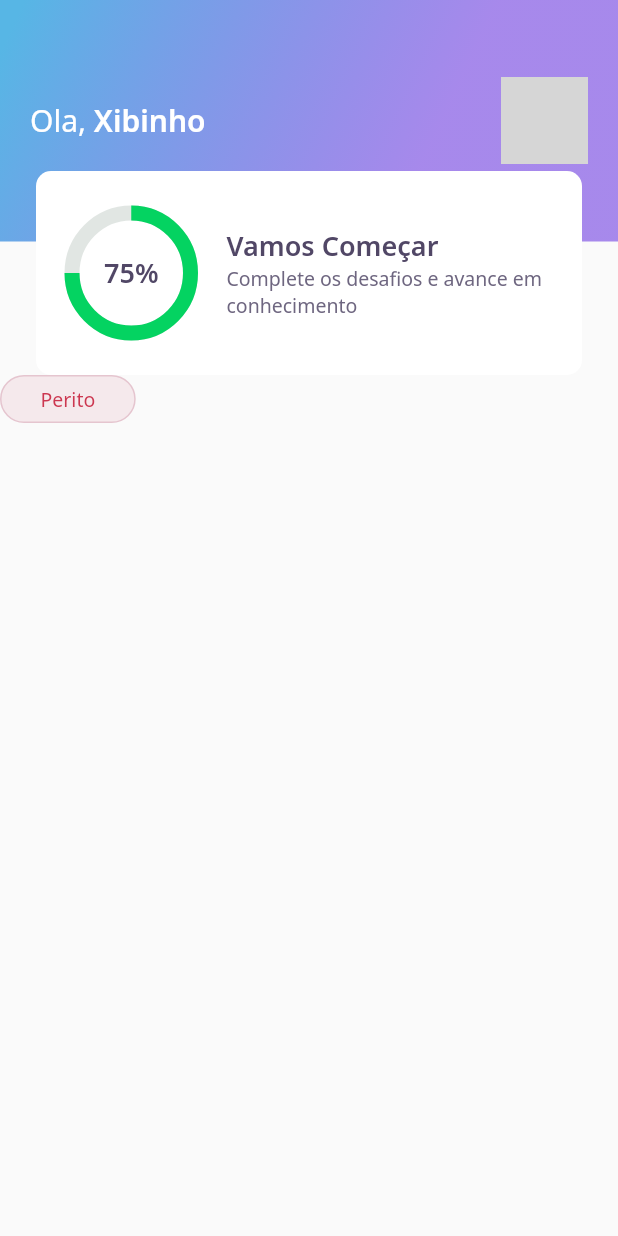
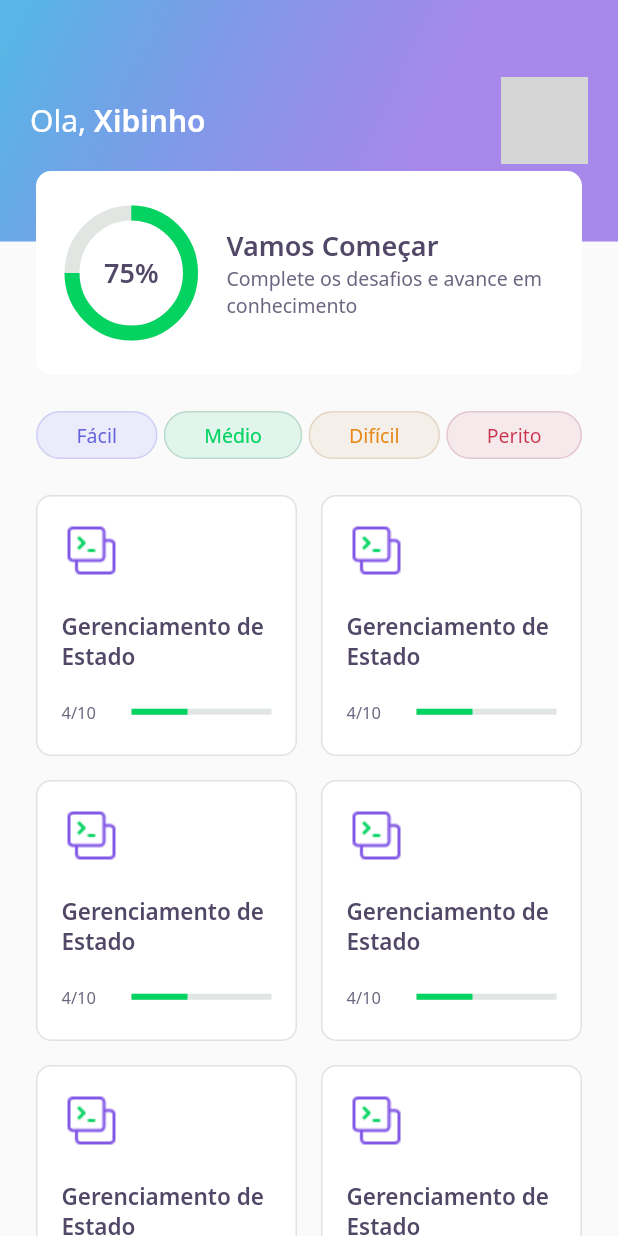
Before and after one commit to KevenAndrade/FlutterQuiz, a Flutter app: the screen it shows after launch, on a phone screen of 412 x 824 dp. Run offline on Flutter 3.47's test engine with Material 2 defaults, Android fonts, the light colour scheme and no system bars; our stand-ins replace google_fonts; network calls fail; grey boxes are pictures that could not be loaded.

Commit message:
quizcard finished

```diff
--- a/lib/home/home_page.dart
+++ b/lib/home/home_page.dart
@@ -1,6 +1,7 @@
 import 'package:flutter/material.dart';
 import 'package:flutterquiz/home/widgets/appbar.dart';
 import 'package:flutterquiz/home/widgets/level_button.dart';
+import 'package:flutterquiz/home/widgets/quizcard.dart';
 
 class Home extends StatefulWidget {
   Home({Key? key}) : super(key: key);
@@ -13,8 +14,37 @@ class _HomeState extends State<Home> {
   @override
   Widget build(BuildContext context) {
     return Scaffold(
-      appBar: AppBarCustom(),
-      body: LevelButton(label:"Perito")
-    );
+        appBar: AppBarCustom(),
+        body: Padding(
+          padding: const EdgeInsets.symmetric(horizontal: 24),
+          child: Column(
+            children: [
+              SizedBox(height: 24),
+              Row(
+                mainAxisAlignment: MainAxisAlignment.spaceBetween,
+                children: [
+                  LevelButton(label: "Fácil"),
+                  LevelButton(label: "Médio"),
+                  LevelButton(label: "Difícil"),
+                  LevelButton(label: "Perito"),
+                ],
+              ),
+              SizedBox(height: 24),
+              Expanded(
+                  child: GridView.count(
+                      crossAxisSpacing: 16,
+                      mainAxisSpacing: 16,
+                      crossAxisCount: 2,
+                      children: [
+                    Quizcart(),
+                    Quizcart(),
+                    Quizcart(),
+                    Quizcart(),
+                    Quizcart(),
+                    Quizcart()
+                  ]))
+            ],
+          ),
+        ));
   }
 }
--- /dev/null
+++ b/lib/home/widgets/quizcard.dart
@@ -0,0 +1,39 @@
+import 'package:flutter/material.dart';
+import 'package:flutterquiz/core/app_colors.dart';
+import 'package:flutterquiz/core/app_images.dart';
+import 'package:flutterquiz/core/app_text_styles.dart';
+
+class Quizcart extends StatelessWidget {
+  Quizcart({Key? key}) : super(key: key);
+
+  @override
+  Widget build(BuildContext context) {
+    return Container(
+      padding: const EdgeInsets.all(16),
+      decoration: BoxDecoration(
+          borderRadius: BorderRadius.circular(10),
+          border: Border.fromBorderSide(BorderSide(color: AppColors.border)),
+          color: AppColors.white),
+      child: Column(
+        crossAxisAlignment: CrossAxisAlignment.start,
+        children: [
+          Container( height: 40, width: 40, child: Image.asset(AppImages.data)),
+          SizedBox(height:20),
+          Text("Gerenciamento de Estado", style: AppTextStyles.heading15),
+          SizedBox(height:20),
+          Row(children: [
+            Expanded( flex:1, child: Text("4/10", style: AppTextStyles.body11)),
+            Expanded(
+              flex: 2,
+              child: LinearProgressIndicator(
+              value: 0.4,
+              backgroundColor: AppColors.chartSecondary,
+              valueColor:
+                  AlwaysStoppedAnimation<Color>(AppColors.chartPrimary)),
+            )
+          ])
+        ],
+      ),
+    );
+  }
+}
```
Also changed, not shown: flutter_01.png (added).
